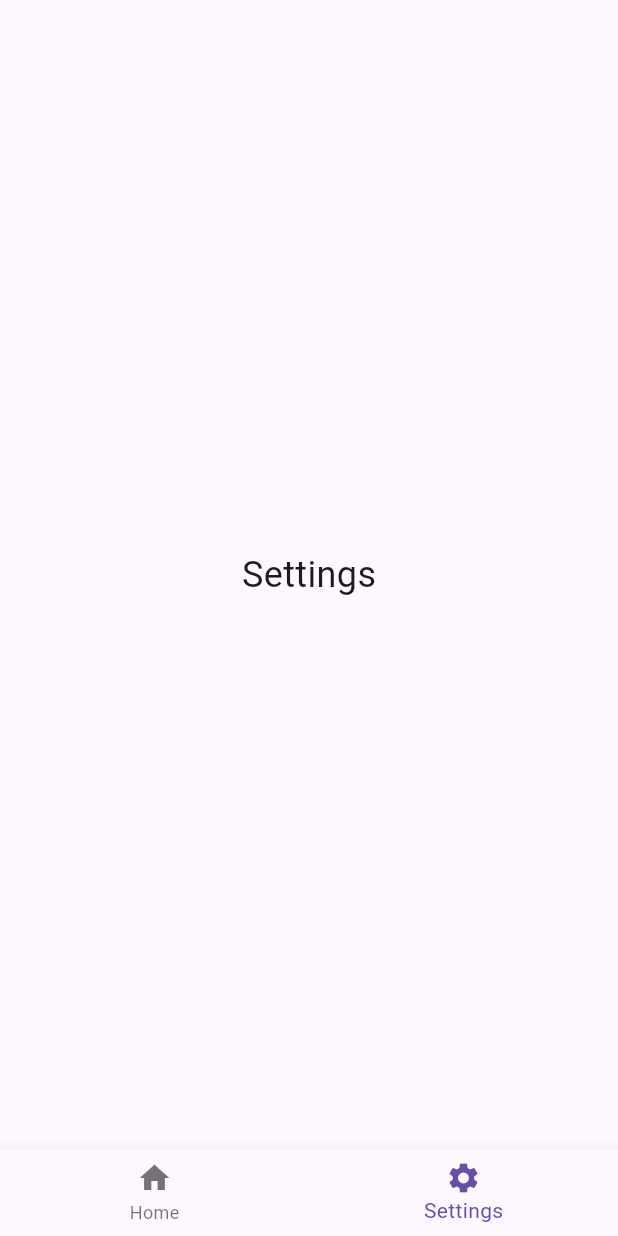
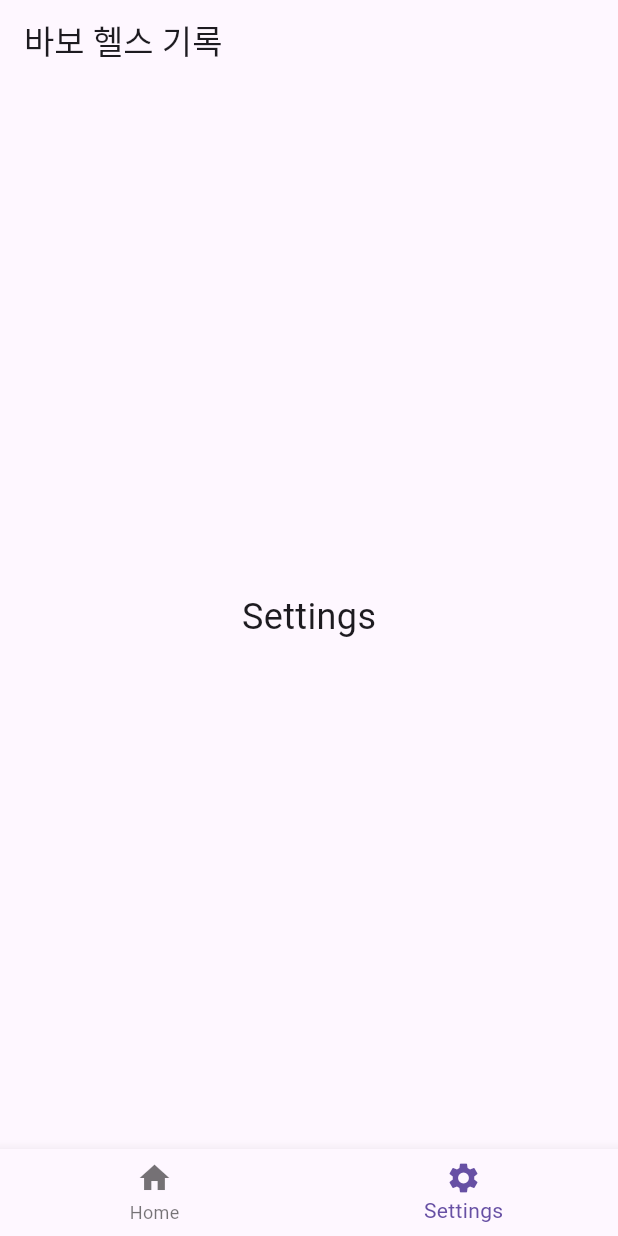
Before and after one commit to TaeBbong/babo-health, a Flutter app: the screen it shows after launch, item 2 of the bottom bar chosen, on a phone screen of 412 x 824 dp. Run offline on Flutter 3.47's test engine with Material 3 defaults, Android fonts, the phone set to English and light mode, and no system bars; our stand-ins replace freezed_annotation, get.

```diff
--- a/lib/bindings/initial_bindings.dart
+++ b/lib/bindings/initial_bindings.dart
@@ -1,10 +1,11 @@
 import 'package:get/get.dart';
+import '../viewmodels/controller_counter.dart';
 import '../viewmodels/controller_main.dart';
 
 class InitialBindings extends Bindings {
   @override
   void dependencies() {
     Get.put(MainController(), permanent: true);
-    // Get.put(YourService());
+    Get.put(CounterController());
   }
 }
--- a/lib/views/view_main.dart
+++ b/lib/views/view_main.dart
@@ -1,5 +1,6 @@
 import 'package:flutter/material.dart';
 import 'package:get/get.dart';
+import '../views/tabs/tab_counter.dart';
 
 import '../viewmodels/controller_main.dart';
 
@@ -7,14 +8,22 @@ class MainView extends StatelessWidget {
   final bottomNavController = Get.find<MainController>();
 
   static final List<Widget> _pages = <Widget>[
-    Center(child: Text('Home', style: TextStyle(fontSize: 24))),
-    Center(child: Text('Settings', style: TextStyle(fontSize: 24))),
+    CounterTab(),
+    const Center(child: Text('Settings', style: TextStyle(fontSize: 24))),
+  ];
+
+  static final List<String> _titles = <String>[
+    '바보 헬스 카운터',
+    '바보 헬스 기록',
   ];
 
   @override
   Widget build(BuildContext context) {
     return SafeArea(
       child: Scaffold(
+        appBar: AppBar(
+            title: Obx(
+                () => Text(_titles[bottomNavController.selectedIndex.value]))),
         body: Obx(
           () => _pages[bottomNavController.selectedIndex.value],
         ),
```
Also changed, not shown: lib/viewmodels/controller_counter.dart (added, +19 -0 lines), lib/views/tabs/tab_counter.dart (+69 -0 lines).
